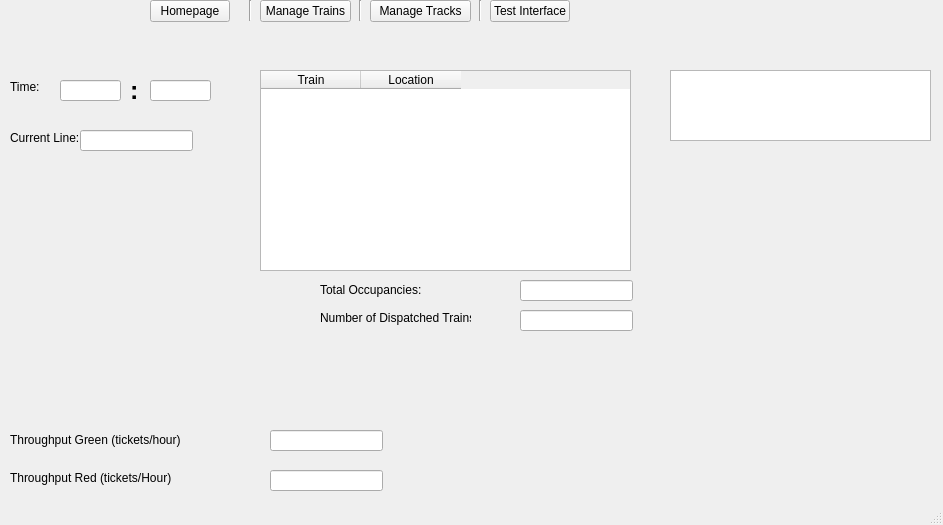
First picture: the form in CtcOffice/HomepageWindow.ui, repository joeschurer/ECE1140, before the edit.
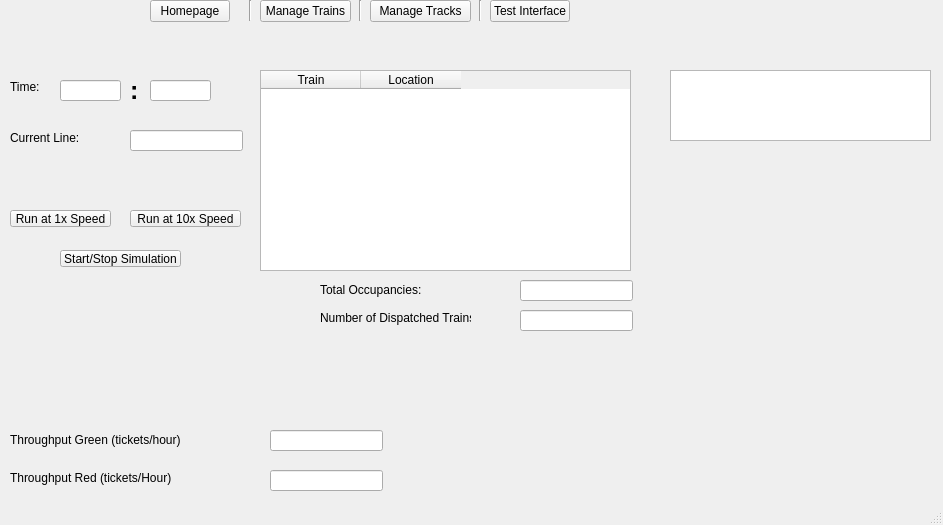
Second picture: the form after the edit. The open tabs and pages were chosen to show the change. Icons and pictures are not drawn.

```diff
--- a/CtcOffice/HomepageWindow.ui
+++ b/CtcOffice/HomepageWindow.ui
@@ -266,7 +266,7 @@
      <widget class="QLineEdit" name="trackLineLineEdit">
       <property name="geometry">
        <rect>
-        <x>100</x>
+        <x>150</x>
         <y>80</y>
         <width>113</width>
         <height>21</height>
@@ -279,6 +279,45 @@
        <string/>
       </property>
      </widget>
+     <widget class="QPushButton" name="oneXButton">
+      <property name="geometry">
+       <rect>
+        <x>30</x>
+        <y>160</y>
+        <width>101</width>
+        <height>17</height>
+       </rect>
+      </property>
+      <property name="text">
+       <string>Run at 1x Speed</string>
+      </property>
+     </widget>
+     <widget class="QPushButton" name="tenXButton">
+      <property name="geometry">
+       <rect>
+        <x>150</x>
+        <y>160</y>
+        <width>111</width>
+        <height>17</height>
+       </rect>
+      </property>
+      <property name="text">
+       <string>Run at 10x Speed</string>
+      </property>
+     </widget>
+     <widget class="QPushButton" name="startSimulationButton">
+      <property name="geometry">
+       <rect>
+        <x>80</x>
+        <y>200</y>
+        <width>121</width>
+        <height>17</height>
+       </rect>
+      </property>
+      <property name="text">
+       <string>Start/Stop Simulation</string>
+      </property>
+     </widget>
     </widget>
     <widget class="QWidget" name="mangeTrainsPage">
      <widget class="QPushButton" name="uploadScheduleButton">
```
Left out of the diff: 19 changed lines with no effect on the pictures.
